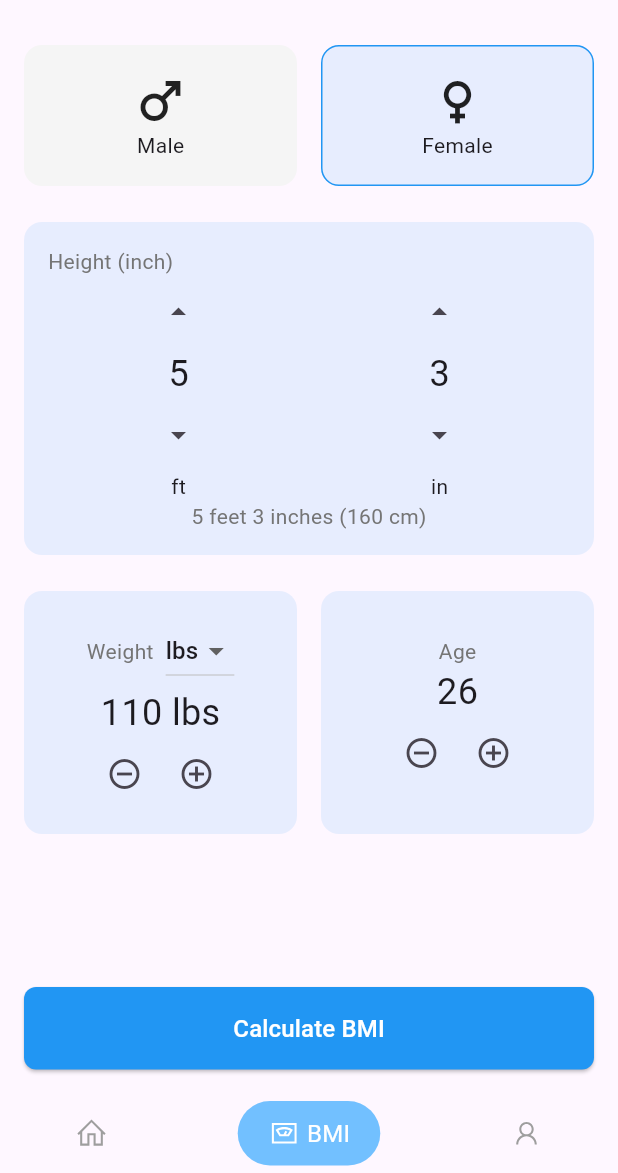
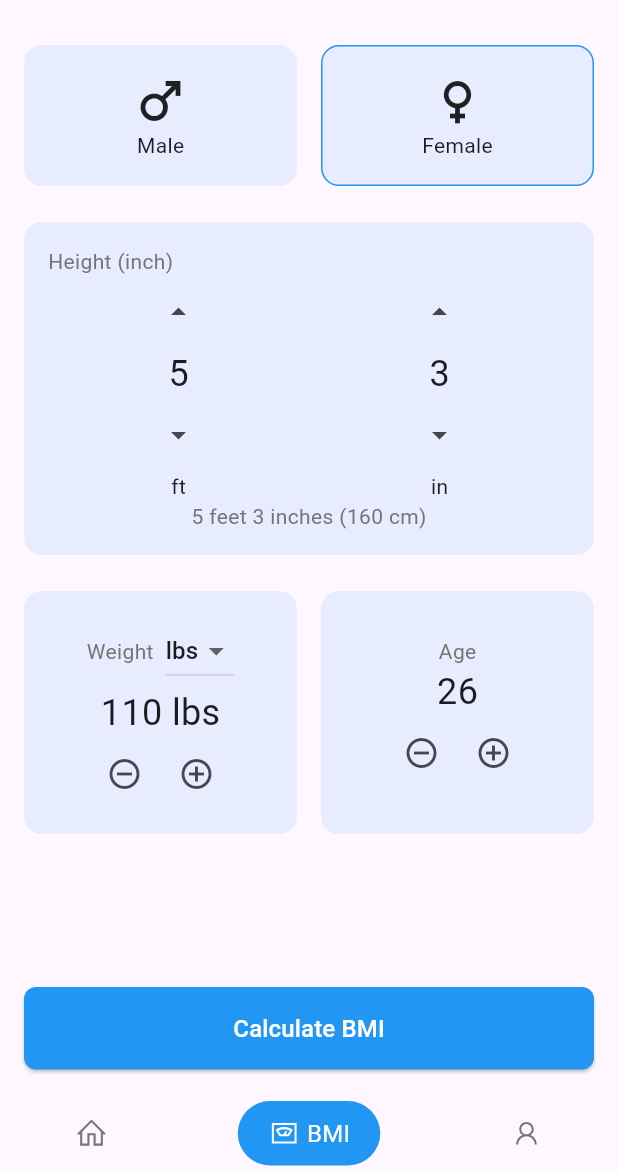
Before and after one commit to DimasBaskara666/whocare, a Flutter app: the screen it shows after launch, item 2 of the bottom bar chosen, on a phone screen of 412 x 824 dp, the part 63-1236 px from its top. Run offline on Flutter 3.47's test engine with Material 3 defaults, Android fonts, the light colour scheme and no system bars; drawn by our look-alikes of google_nav_bar; our stand-ins replace line_icons.

Commit message:
currencyconversion and root navigator update and bmi patch

```diff
--- a/lib/root_navigator.dart
+++ b/lib/root_navigator.dart
@@ -23,10 +23,10 @@ class _RootNavigatorState extends State<RootNavigator> {
         padding: const EdgeInsets.symmetric(vertical: 5, horizontal: 30),
         child: GNav(
           rippleColor: Colors.blue.shade900,
-          tabBackgroundColor: const Color.fromRGBO(114, 192, 255, 1),
+          tabBackgroundColor: Colors.blue.shade500,
           hoverColor: const Color.fromRGBO(114, 192, 255, 1),
           activeColor: Colors.white,
-          color: Colors.grey.shade500,
+          color: Colors.grey.shade600,
           padding: const EdgeInsets.symmetric(horizontal: 20, vertical: 10),
           duration: const Duration(milliseconds: 400),
           gap: 4,
--- a/lib/screens/bmi_calculator_page.dart
+++ b/lib/screens/bmi_calculator_page.dart
@@ -46,7 +46,7 @@ class _BMICalculatorPageState extends State<BMICalculatorPage> {
                       decoration: BoxDecoration(
                         color: selectedGender == 'male'
                             ? Colors.blue.withOpacity(0.1)
-                            : Colors.grey[100],
+                            : Colors.blue.withOpacity(0.1),
                         borderRadius: BorderRadius.circular(12),
                         border: Border.all(
                           color: selectedGender == 'male'
@@ -72,7 +72,7 @@ class _BMICalculatorPageState extends State<BMICalculatorPage> {
                       decoration: BoxDecoration(
                         color: selectedGender == 'female'
                             ? Colors.blue.withOpacity(0.1)
-                            : Colors.grey[100],
+                            : Colors.blue.withOpacity(0.1),
                         borderRadius: BorderRadius.circular(12),
                         border: Border.all(
                           color: selectedGender == 'female'
@@ -278,10 +278,17 @@ class _BMICalculatorPageState extends State<BMICalculatorPage> {
               width: double.infinity,
               child: ElevatedButton(
                 onPressed: () {
-                  double heightInMeters = (feet * 30.48 + inches * 2.54) / 100;
-                  double weightInKg = weight * 0.453592;
+                  // Convert height to meters
+                  double heightInMeters = ((feet * 12) + inches) * 0.0254;
+
+                  // Convert weight to kg if it's in pounds
+                  num weightInKg =
+                      weightUnit == 'lbs' ? weight * 0.453592 : weight;
+
+                  // Calculate BMI
                   double bmi = weightInKg / (heightInMeters * heightInMeters);
 
+                  // Navigate to result page
                   Navigator.push(
                     context,
                     MaterialPageRoute(
```
Also changed, not shown: lib/screens/currency_conversion_page.dart (+22 -4 lines).
